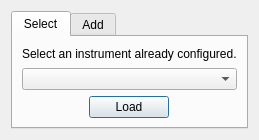
OceanOptics/Inlinino, file inlinino/resources/startup.ui: the form before one commit.
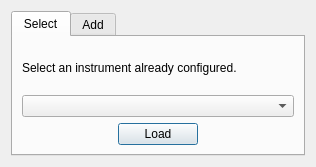
The form after the commit. Icons and pictures are not drawn.

```diff
--- a/inlinino/resources/startup.ui
+++ b/inlinino/resources/startup.ui
@@ -2,6 +2,17 @@
 <ui version="4.0">
  <class>DialogStartUp</class>
  <widget class="QDialog" name="DialogStartUp">
+  <property name="windowModality">
+   <enum>Qt::ApplicationModal</enum>
+  </property>
+  <property name="geometry">
+   <rect>
+    <x>0</x>
+    <y>0</y>
+    <width>316</width>
+    <height>167</height>
+   </rect>
+  </property>
   <property name="windowTitle">
    <string>Inlinino: Start up</string>
   </property>
```
